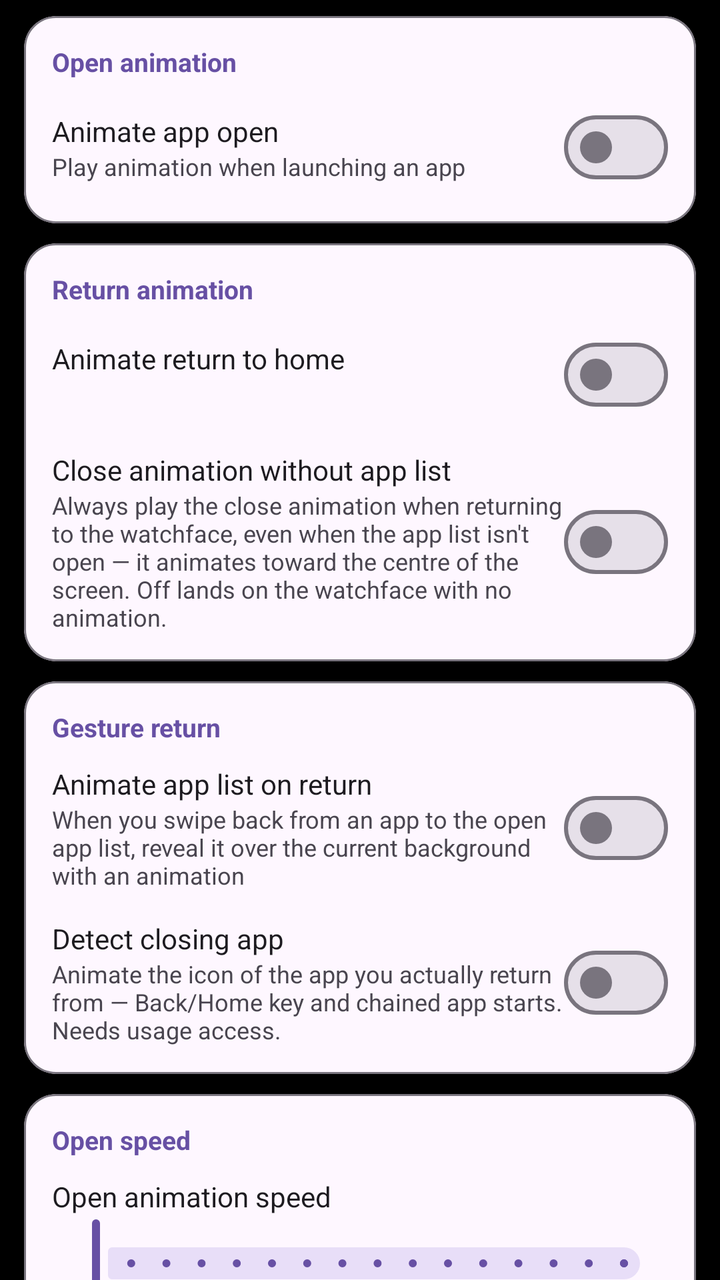
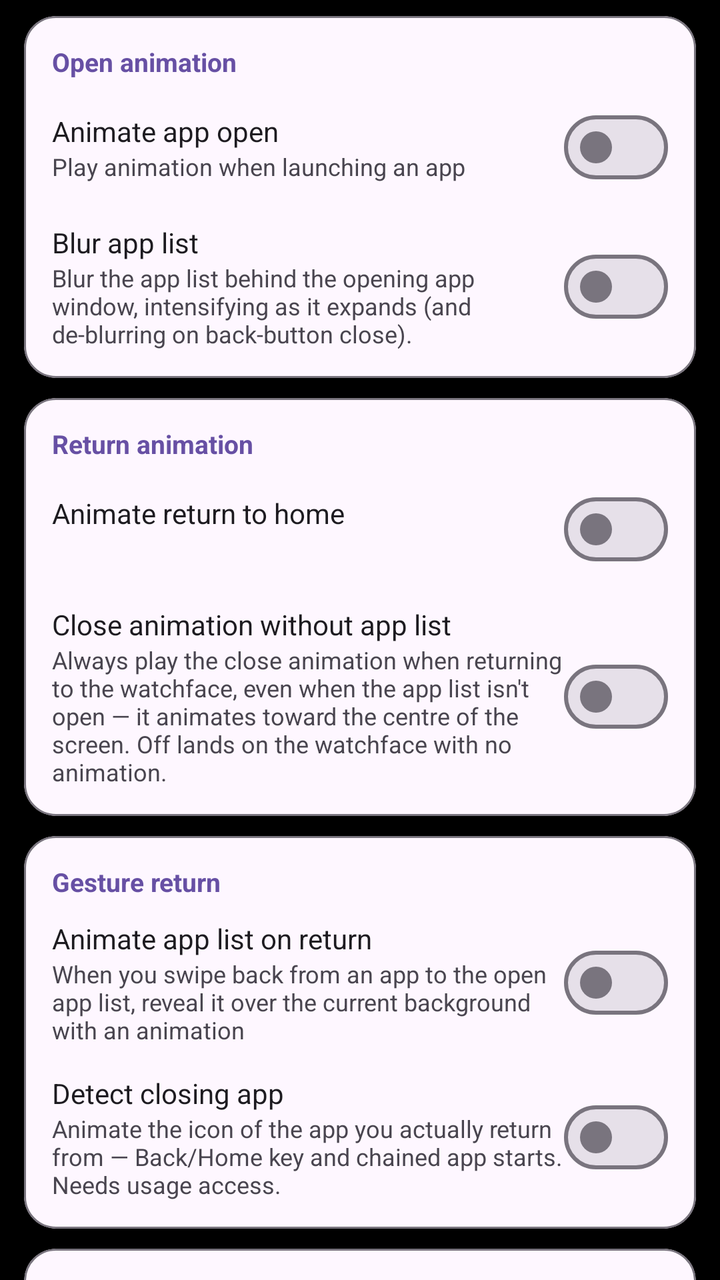

An Android layout rendered at two revisions. The XML below is the earlier revision; the diff shows what the commit changed to produce the second picture.
<!-- AndroidManifest.xml: application theme Theme.CloX -->
<!-- res/layout/fragment_settings_animation.xml -->
<?xml version="1.0" encoding="utf-8"?>
<androidx.core.widget.NestedScrollView
    xmlns:android="http://schemas.android.com/apk/res/android"
    xmlns:app="http://schemas.android.com/apk/res-auto"
    android:layout_width="match_parent"
    android:layout_height="match_parent"
    android:clipToPadding="false"
    android:fillViewport="true">

    <LinearLayout
        android:layout_width="match_parent"
        android:layout_height="wrap_content"
        android:orientation="vertical"
        android:paddingTop="8dp"
        android:paddingBottom="16dp">

        
        <com.google.android.material.card.MaterialCardView
            android:layout_width="match_parent" android:layout_height="wrap_content"
            android:layout_marginHorizontal="12dp" android:layout_marginBottom="10dp"
            app:cardCornerRadius="16dp" app:cardElevation="0dp"
            app:strokeWidth="1dp" app:strokeColor="?attr/colorOutline"
            app:cardBackgroundColor="?attr/colorSurface">
            <LinearLayout android:layout_width="match_parent" android:layout_height="wrap_content"
                android:orientation="vertical" android:padding="14dp">

                <TextView android:layout_width="wrap_content" android:layout_height="wrap_content"
                    android:text="@string/anim_setting_open_category"
                    android:textSize="13sp" android:textStyle="bold"
                    android:textColor="?attr/colorPrimary" android:layout_marginBottom="10dp" />

                
                <LinearLayout android:layout_width="match_parent" android:layout_height="wrap_content"
                    android:orientation="horizontal" android:gravity="center_vertical">
                    <LinearLayout android:layout_width="0dp" android:layout_height="wrap_content"
                        android:layout_weight="1" android:orientation="vertical">
                        <TextView android:layout_width="wrap_content" android:layout_height="wrap_content"
                            android:text="@string/anim_setting_open_title"
                            android:textSize="14sp" android:textColor="?attr/colorOnSurface" />
                        <TextView android:layout_width="wrap_content" android:layout_height="wrap_content"
                            android:text="@string/anim_setting_open_summary"
                            android:textSize="12sp" android:textColor="?attr/colorOnSurfaceVariant" />
                    </LinearLayout>
                    <com.google.android.material.materialswitch.MaterialSwitch
                        android:id="@+id/switchOpenAnim"
                        android:layout_width="wrap_content" android:layout_height="wrap_content" />
                </LinearLayout>

                
                <LinearLayout android:id="@+id/rowOpenAnimType"
                    android:layout_width="match_parent" android:layout_height="wrap_content"
                    android:orientation="horizontal" android:gravity="center_vertical"
                    android:layout_marginTop="14dp"
                    android:clickable="true" android:focusable="true"
                    android:background="?attr/selectableItemBackground"
                    android:visibility="gone">
                    <LinearLayout android:layout_width="0dp" android:layout_height="wrap_content"
                        android:layout_weight="1" android:orientation="vertical">
                        <TextView android:layout_width="wrap_content" android:layout_height="wrap_content"
                            android:text="@string/anim_setting_open_type_title"
                            android:textSize="14sp" android:textColor="?attr/colorOnSurface" />
                        <TextView android:id="@+id/tvOpenAnimType"
                            android:layout_width="wrap_content" android:layout_height="wrap_content"
                            android:textSize="12sp" android:textColor="?attr/colorOnSurfaceVariant" />
                    </LinearLayout>
                    <ImageView android:layout_width="20dp" android:layout_height="20dp"
                        android:src="@drawable/ic_expand_more" app:tint="?attr/colorOnSurfaceVariant" />
                </LinearLayout>

            </LinearLayout>
        </com.google.android.material.card.MaterialCardView>

        
        <com.google.android.material.card.MaterialCardView
            android:layout_width="match_parent" android:layout_height="wrap_content"
            android:layout_marginHorizontal="12dp" android:layout_marginBottom="10dp"
            app:cardCornerRadius="16dp" app:cardElevation="0dp"
            app:strokeWidth="1dp" app:strokeColor="?attr/colorOutline"
            app:cardBackgroundColor="?attr/colorSurface">
            <LinearLayout android:layout_width="match_parent" android:layout_height="wrap_content"
                android:orientation="vertical" android:padding="14dp">

                <TextView android:layout_width="wrap_content" android:layout_height="wrap_content"
                    android:text="@string/anim_setting_return_category"
                    android:textSize="13sp" android:textStyle="bold"
                    android:textColor="?attr/colorPrimary" android:layout_marginBottom="10dp" />

                <LinearLayout android:layout_width="match_parent" android:layout_height="wrap_content"
                    android:orientation="horizontal" android:gravity="center_vertical">
                    <LinearLayout android:layout_width="0dp" android:layout_height="wrap_content"
                        android:layout_weight="1" android:orientation="vertical">
                        <TextView android:layout_width="wrap_content" android:layout_height="wrap_content"
                            android:text="@string/anim_setting_return_title"
                            android:textSize="14sp" android:textColor="?attr/colorOnSurface" />
                        <TextView android:id="@+id/tvReturnAnimSummary"
                            android:layout_width="wrap_content" android:layout_height="wrap_content"
                            android:textSize="12sp" android:textColor="?attr/colorOnSurfaceVariant" />
                    </LinearLayout>
                    <com.google.android.material.materialswitch.MaterialSwitch
                        android:id="@+id/switchReturnAnim"
                        android:layout_width="wrap_content" android:layout_height="wrap_content" />
                </LinearLayout>

                
                <LinearLayout android:id="@+id/rowCloseAnimType"
                    android:layout_width="match_parent" android:layout_height="wrap_content"
                    android:orientation="horizontal" android:gravity="center_vertical"
                    android:layout_marginTop="14dp"
                    android:clickable="true" android:focusable="true"
                    android:background="?attr/selectableItemBackground"
                    android:visibility="gone">
                    <LinearLayout android:layout_width="0dp" android:layout_height="wrap_content"
                        android:layout_weight="1" android:orientation="vertical">
                        <TextView android:layout_width="wrap_content" android:layout_height="wrap_content"
                            android:text="@string/anim_setting_close_type_title"
                            android:textSize="14sp" android:textColor="?attr/colorOnSurface" />
                        <TextView android:id="@+id/tvCloseAnimType"
                            android:layout_width="wrap_content" android:layout_height="wrap_content"
                            android:textSize="12sp" android:textColor="?attr/colorOnSurfaceVariant" />
                    </LinearLayout>
                    <ImageView android:layout_width="20dp" android:layout_height="20dp"
                        android:src="@drawable/ic_expand_more" app:tint="?attr/colorOnSurfaceVariant" />
                </LinearLayout>

                
                <LinearLayout android:layout_width="match_parent" android:layout_height="wrap_content"
                    android:orientation="horizontal" android:gravity="center_vertical"
                    android:layout_marginTop="14dp">
                    <LinearLayout android:layout_width="0dp" android:layout_height="wrap_content"
                        android:layout_weight="1" android:orientation="vertical">
                        <TextView android:layout_width="wrap_content" android:layout_height="wrap_content"
                            android:text="@string/anim_setting_resume_close_title"
                            android:textSize="14sp" android:textColor="?attr/colorOnSurface" />
                        <TextView android:layout_width="match_parent" android:layout_height="wrap_content"
                            android:text="@string/anim_setting_resume_close_summary"
                            android:textSize="12sp" android:textColor="?attr/colorOnSurfaceVariant" />
                    </LinearLayout>
                    <com.google.android.material.materialswitch.MaterialSwitch
                        android:id="@+id/switchResumeClose"
                        android:layout_width="wrap_content" android:layout_height="wrap_content" />
                </LinearLayout>

            </LinearLayout>
        </com.google.android.material.card.MaterialCardView>

        
        <com.google.android.material.card.MaterialCardView
            android:layout_width="match_parent" android:layout_height="wrap_content"
            android:layout_marginHorizontal="12dp" android:layout_marginBottom="10dp"
            app:cardCornerRadius="16dp" app:cardElevation="0dp"
            app:strokeWidth="1dp" app:strokeColor="?attr/colorOutline"
            app:cardBackgroundColor="?attr/colorSurface">
            <LinearLayout android:layout_width="match_parent" android:layout_height="wrap_content"
                android:orientation="vertical" android:padding="14dp">

                <TextView android:layout_width="wrap_content" android:layout_height="wrap_content"
                    android:text="@string/anim_setting_gesture_return_category"
                    android:textSize="13sp" android:textStyle="bold"
                    android:textColor="?attr/colorPrimary" android:layout_marginBottom="10dp" />

                
                <LinearLayout android:layout_width="match_parent" android:layout_height="wrap_content"
                    android:orientation="horizontal" android:gravity="center_vertical">
                    <LinearLayout android:layout_width="0dp" android:layout_height="wrap_content"
                        android:layout_weight="1" android:orientation="vertical">
                        <TextView android:layout_width="wrap_content" android:layout_height="wrap_content"
                            android:text="@string/anim_setting_gesture_return_title"
                            android:textSize="14sp" android:textColor="?attr/colorOnSurface" />
                        <TextView android:layout_width="wrap_content" android:layout_height="wrap_content"
                            android:text="@string/anim_setting_gesture_return_summary"
                            android:textSize="12sp" android:textColor="?attr/colorOnSurfaceVariant" />
                    </LinearLayout>
                    <com.google.android.material.materialswitch.MaterialSwitch
                        android:id="@+id/switchGestureReturn"
                        android:layout_width="wrap_content" android:layout_height="wrap_content" />
                </LinearLayout>

                
                <LinearLayout android:layout_width="match_parent" android:layout_height="wrap_content"
                    android:orientation="horizontal" android:gravity="center_vertical"
                    android:layout_marginTop="14dp">
                    <LinearLayout android:layout_width="0dp" android:layout_height="wrap_content"
                        android:layout_weight="1" android:orientation="vertical">
                        <TextView android:layout_width="wrap_content" android:layout_height="wrap_content"
                            android:text="@string/anim_setting_detect_closing_title"
                            android:textSize="14sp" android:textColor="?attr/colorOnSurface" />
                        <TextView android:layout_width="match_parent" android:layout_height="wrap_content"
                            android:text="@string/anim_setting_detect_closing_summary"
                            android:textSize="12sp" android:textColor="?attr/colorOnSurfaceVariant" />
                    </LinearLayout>
                    <com.google.android.material.materialswitch.MaterialSwitch
                        android:id="@+id/switchDetectClosing"
                        android:layout_width="wrap_content" android:layout_height="wrap_content" />
                </LinearLayout>

                
                <LinearLayout android:id="@+id/rowGestureReturnType"
                    android:layout_width="match_parent" android:layout_height="wrap_content"
                    android:orientation="horizontal" android:gravity="center_vertical"
                    android:layout_marginTop="14dp"
                    android:clickable="true" android:focusable="true"
                    android:background="?attr/selectableItemBackground"
                    android:visibility="gone">
                    <LinearLayout android:layout_width="0dp" android:layout_height="wrap_content"
                        android:layout_weight="1" android:orientation="vertical">
                        <TextView android:layout_width="wrap_content" android:layout_height="wrap_content"
                            android:text="@string/anim_setting_gesture_return_type_title"
                            android:textSize="14sp" android:textColor="?attr/colorOnSurface" />
                        <TextView android:id="@+id/tvGestureReturnType"
                            android:layout_width="wrap_content" android:layout_height="wrap_content"
                            android:textSize="12sp" android:textColor="?attr/colorOnSurfaceVariant" />
                    </LinearLayout>
                    <ImageView android:layout_width="20dp" android:layout_height="20dp"
                        android:src="@drawable/ic_expand_more" app:tint="?attr/colorOnSurfaceVariant" />
                </LinearLayout>

                
                <LinearLayout android:id="@+id/rowGestureReturnOnly"
                    android:layout_width="match_parent" android:layout_height="wrap_content"
                    android:orientation="horizontal" android:gravity="center_vertical"
                    android:layout_marginTop="14dp"
                    android:visibility="gone">
                    <LinearLayout android:layout_width="0dp" android:layout_height="wrap_content"
                        android:layout_weight="1" android:orientation="vertical">
                        <TextView android:layout_width="wrap_content" android:layout_height="wrap_content"
                            android:text="@string/anim_setting_gesture_return_only_title"
                            android:textSize="14sp" android:textColor="?attr/colorOnSurface" />
                        <TextView android:layout_width="match_parent" android:layout_height="wrap_content"
                            android:text="@string/anim_setting_gesture_return_only_summary"
                            android:textSize="12sp" android:textColor="?attr/colorOnSurfaceVariant" />
                    </LinearLayout>
                    <com.google.android.material.materialswitch.MaterialSwitch
                        android:id="@+id/switchGestureReturnOnly"
                        android:layout_width="wrap_content" android:layout_height="wrap_content" />
                </LinearLayout>

                
                <LinearLayout android:id="@+id/groupGestureReturnSpeed"
                    android:layout_width="match_parent" android:layout_height="wrap_content"
                    android:orientation="vertical" android:layout_marginTop="14dp"
                    android:visibility="gone">

                    <LinearLayout android:layout_width="match_parent" android:layout_height="wrap_content"
                        android:orientation="horizontal" android:gravity="center_vertical">
                        <TextView android:layout_width="0dp" android:layout_height="wrap_content"
                            android:layout_weight="1"
                            android:text="@string/anim_setting_gesture_return_speed_title"
                            android:textSize="14sp" android:textColor="?attr/colorOnSurface" />
                        <TextView android:id="@+id/tvGestureReturnSpeed"
                            android:layout_width="wrap_content" android:layout_height="wrap_content"
                            android:textSize="13sp" android:textColor="?attr/colorPrimary"
                            android:layout_marginStart="8dp" />
                    </LinearLayout>

                    <com.google.android.material.slider.Slider
                        android:id="@+id/sliderGestureReturnSpeed"
                        android:layout_width="match_parent" android:layout_height="wrap_content"
                        android:valueFrom="0.5" android:valueTo="2.0" android:stepSize="0.1" />

                    <TextView android:layout_width="wrap_content" android:layout_height="wrap_content"
                        android:text="@string/anim_setting_speed_hint"
                        android:textSize="12sp" android:textColor="?attr/colorOnSurfaceVariant"
                        android:layout_marginTop="2dp" />

                    <LinearLayout android:layout_width="match_parent" android:layout_height="wrap_content"
                        android:orientation="horizontal" android:gravity="center_vertical"
                        android:layout_marginTop="14dp">
                        <TextView android:layout_width="0dp" android:layout_height="wrap_content"
                            android:layout_weight="1"
                            android:text="@string/anim_setting_gesture_return_delay_title"
                            android:textSize="14sp" android:textColor="?attr/colorOnSurface" />
                        <TextView android:id="@+id/tvGestureReturnDelay"
                            android:layout_width="wrap_content" android:layout_height="wrap_content"
                            android:textSize="13sp" android:textColor="?attr/colorPrimary"
                            android:layout_marginStart="8dp" />
                    </LinearLayout>

                    <com.google.android.material.slider.Slider
                        android:id="@+id/sliderGestureReturnDelay"
                        android:layout_width="match_parent" android:layout_height="wrap_content"
                        android:valueFrom="0" android:valueTo="500" android:stepSize="25" />

                    <TextView android:layout_width="wrap_content" android:layout_height="wrap_content"
                        android:text="@string/anim_setting_close_delay_hint"
                        android:textSize="12sp" android:textColor="?attr/colorOnSurfaceVariant"
                        android:layout_marginTop="2dp" />

                </LinearLayout>

            </LinearLayout>
        </com.google.android.material.card.MaterialCardView>

        
        <com.google.android.material.card.MaterialCardView
            android:layout_width="match_parent" android:layout_height="wrap_content"
            android:layout_marginHorizontal="12dp" android:layout_marginBottom="10dp"
            app:cardCornerRadius="16dp" app:cardElevation="0dp"
            app:strokeWidth="1dp" app:strokeColor="?attr/colorOutline"
            app:cardBackgroundColor="?attr/colorSurface">
            <LinearLayout android:layout_width="match_parent" android:layout_height="wrap_content"
                android:orientation="vertical" android:padding="14dp">

                <TextView android:layout_width="wrap_content" android:layout_height="wrap_content"
                    android:text="@string/anim_setting_speed_category"
                    android:textSize="13sp" android:textStyle="bold"
                    android:textColor="?attr/colorPrimary" android:layout_marginBottom="10dp" />

                <LinearLayout android:layout_width="match_parent" android:layout_height="wrap_content"
                    android:orientation="horizontal" android:gravity="center_vertical">
                    <TextView android:layout_width="0dp" android:layout_height="wrap_content"
                        android:layout_weight="1"
                        android:text="@string/anim_setting_speed_title"
                        android:textSize="14sp" android:textColor="?attr/colorOnSurface" />
                    <TextView android:id="@+id/tvAnimSpeed"
                        android:layout_width="wrap_content" android:layout_height="wrap_content"
                        android:textSize="13sp" android:textColor="?attr/colorPrimary"
                        android:layout_marginStart="8dp" />
                </LinearLayout>

                <com.google.android.material.slider.Slider
                    android:id="@+id/sliderAnimSpeed"
                    android:layout_width="match_parent" android:layout_height="wrap_content"
                    android:valueFrom="0.5" android:valueTo="2.0" android:stepSize="0.1" />

                <TextView android:layout_width="wrap_content" android:layout_height="wrap_content"
                    android:text="@string/anim_setting_speed_hint"
                    android:textSize="12sp" android:textColor="?attr/colorOnSurfaceVariant"
                    android:layout_marginTop="2dp" />

            </LinearLayout>
        </com.google.android.material.card.MaterialCardView>

        
        <com.google.android.material.card.MaterialCardView
            android:layout_width="match_parent" android:layout_height="wrap_content"
            android:layout_marginHorizontal="12dp" android:layout_marginBottom="10dp"
            app:cardCornerRadius="16dp" app:cardElevation="0dp"
            app:strokeWidth="1dp" app:strokeColor="?attr/colorOutline"
            app:cardBackgroundColor="?attr/colorSurface">
            <LinearLayout android:layout_width="match_parent" android:layout_height="wrap_content"
                android:orientation="vertical" android:padding="14dp">

                <TextView android:layout_width="wrap_content" android:layout_height="wrap_content"
                    android:text="@string/anim_setting_close_speed_category"
                    android:textSize="13sp" android:textStyle="bold"
                    android:textColor="?attr/colorPrimary" android:layout_marginBottom="10dp" />

                <LinearLayout android:layout_width="match_parent" android:layout_height="wrap_content"
                    android:orientation="horizontal" android:gravity="center_vertical">
                    <TextView android:layout_width="0dp" android:layout_height="wrap_content"
                        android:layout_weight="1"
                        android:text="@string/anim_setting_close_speed_title"
                        android:textSize="14sp" android:textColor="?attr/colorOnSurface" />
                    <TextView android:id="@+id/tvCloseAnimSpeed"
                        android:layout_width="wrap_content" android:layout_height="wrap_content"
                        android:textSize="13sp" android:textColor="?attr/colorPrimary"
                        android:layout_marginStart="8dp" />
                </LinearLayout>

                <com.google.android.material.slider.Slider
                    android:id="@+id/sliderCloseAnimSpeed"
                    android:layout_width="match_parent" android:layout_height="wrap_content"
                    android:valueFrom="0.5" android:valueTo="2.0" android:stepSize="0.1" />

                <TextView android:layout_width="wrap_content" android:layout_height="wrap_content"
                    android:text="@string/anim_setting_speed_hint"
                    android:textSize="12sp" android:textColor="?attr/colorOnSurfaceVariant"
                    android:layout_marginTop="2dp" />

                <LinearLayout android:layout_width="match_parent" android:layout_height="wrap_content"
                    android:orientation="horizontal" android:gravity="center_vertical"
                    android:layout_marginTop="14dp">
                    <TextView android:layout_width="0dp" android:layout_height="wrap_content"
                        android:layout_weight="1"
                        android:text="@string/anim_setting_close_delay_title"
                        android:textSize="14sp" android:textColor="?attr/colorOnSurface" />
                    <TextView android:id="@+id/tvCloseAnimDelay"
                        android:layout_width="wrap_content" android:layout_height="wrap_content"
                        android:textSize="13sp" android:textColor="?attr/colorPrimary"
                        android:layout_marginStart="8dp" />
                </LinearLayout>

                <com.google.android.material.slider.Slider
                    android:id="@+id/sliderCloseAnimDelay"
                    android:layout_width="match_parent" android:layout_height="wrap_content"
                    android:valueFrom="0" android:valueTo="500" android:stepSize="25" />

                <TextView android:layout_width="wrap_content" android:layout_height="wrap_content"
                    android:text="@string/anim_setting_close_delay_hint"
                    android:textSize="12sp" android:textColor="?attr/colorOnSurfaceVariant"
                    android:layout_marginTop="2dp" />

            </LinearLayout>
        </com.google.android.material.card.MaterialCardView>

    </LinearLayout>
</androidx.core.widget.NestedScrollView>
<!-- resources referenced by this layout -->
<resources>
  <!-- drawable ic_expand_more (drawable) -->
  <?xml version="1.0" encoding="utf-8"?>
  <vector xmlns:android="http://schemas.android.com/apk/res/android"
      android:width="24dp" android:height="24dp"
      android:viewportWidth="24" android:viewportHeight="24"
      android:tint="?attr/colorControlNormal">
      <path android:fillColor="@android:color/white"
          android:pathData="M16.59,8.59L12,13.17 7.41,8.59 6,10l6,6 6,-6 -1.41,-1.41z"/>
  </vector>
  <string name="anim_setting_close_delay_hint">0 ms (immediate) — 500 ms</string>
  <string name="anim_setting_close_delay_title">Start delay</string>
  <string name="anim_setting_close_speed_category">Close speed</string>
  <string name="anim_setting_close_speed_title">Close animation speed</string>
  <string name="anim_setting_close_type_title">Animation style</string>
  <string name="anim_setting_detect_closing_summary">Animate the icon of the app you actually return from — Back/Home key and chained app starts. Needs usage access.</string>
  <string name="anim_setting_detect_closing_title">Detect closing app</string>
  <string name="anim_setting_gesture_return_category">Gesture return</string>
  <string name="anim_setting_gesture_return_delay_title">Start delay</string>
  <string name="anim_setting_gesture_return_only_summary">Off: also play on Back and hardware-Home returns</string>
  <string name="anim_setting_gesture_return_only_title">Only on swipe-home gesture</string>
  <string name="anim_setting_gesture_return_speed_title">Reveal speed</string>
  <string name="anim_setting_gesture_return_summary">When you swipe back from an app to the open app list, reveal it over the current background with an animation</string>
  <string name="anim_setting_gesture_return_title">Animate app list on return</string>
  <string name="anim_setting_gesture_return_type_title">Reveal style</string>
  <string name="anim_setting_open_category">Open animation</string>
  <string name="anim_setting_open_summary">Play animation when launching an app</string>
  <string name="anim_setting_open_title">Animate app open</string>
  <string name="anim_setting_open_type_title">Animation style</string>
  <string name="anim_setting_resume_close_summary">Always play the close animation when returning to the watchface, even when the app list isn\'t open — it animates toward the centre of the screen. Off lands on the watchface with no animation.</string>
  <string name="anim_setting_resume_close_title">Close animation without app list</string>
  <string name="anim_setting_return_category">Return animation</string>
  <string name="anim_setting_return_title">Animate return to home</string>
  <string name="anim_setting_speed_category">Open speed</string>
  <string name="anim_setting_speed_hint">0.5× (slow) — 2.0× (fast)</string>
  <string name="anim_setting_speed_title">Open animation speed</string>
  <style name="Theme.CloX" parent="Theme.Material3.DayNight.NoActionBar">
          <item name="android:windowBackground">@android:color/black</item>
          <item name="android:windowAnimationStyle">@null</item>
      </style>
</resources>

<!-- the commit's change to res/layout/fragment_settings_animation.xml (unified diff, before → after) -->
@@ -67,6 +67,24 @@
                         android:src="@drawable/ic_expand_more" app:tint="?attr/colorOnSurfaceVariant" />
                 </LinearLayout>
 
+                
+                <LinearLayout android:layout_width="match_parent" android:layout_height="wrap_content"
+                    android:orientation="horizontal" android:gravity="center_vertical"
+                    android:layout_marginTop="14dp">
+                    <LinearLayout android:layout_width="0dp" android:layout_height="wrap_content"
+                        android:layout_weight="1" android:orientation="vertical">
+                        <TextView android:layout_width="wrap_content" android:layout_height="wrap_content"
+                            android:text="@string/anim_setting_launch_blur_title"
+                            android:textSize="14sp" android:textColor="?attr/colorOnSurface" />
+                        <TextView android:layout_width="match_parent" android:layout_height="wrap_content"
+                            android:text="@string/anim_setting_launch_blur_summary"
+                            android:textSize="12sp" android:textColor="?attr/colorOnSurfaceVariant" />
+                    </LinearLayout>
+                    <com.google.android.material.materialswitch.MaterialSwitch
+                        android:id="@+id/switchLaunchBlur"
+                        android:layout_width="wrap_content" android:layout_height="wrap_content" />
+                </LinearLayout>
+
             </LinearLayout>
         </com.google.android.material.card.MaterialCardView>
 
<!-- resource entries referenced after the edit -->
@@ -24,6 +24,8 @@
   <string name="anim_setting_gesture_return_summary">When you swipe back from an app to the open app list, reveal it over the current background with an animation</string>
   <string name="anim_setting_gesture_return_title">Animate app list on return</string>
   <string name="anim_setting_gesture_return_type_title">Reveal style</string>
+  <string name="anim_setting_launch_blur_summary">Blur the app list behind the opening app window, intensifying as it expands (and de-blurring on back-button close).</string>
+  <string name="anim_setting_launch_blur_title">Blur app list</string>
   <string name="anim_setting_open_category">Open animation</string>
   <string name="anim_setting_open_summary">Play animation when launching an app</string>
   <string name="anim_setting_open_title">Animate app open</string>
